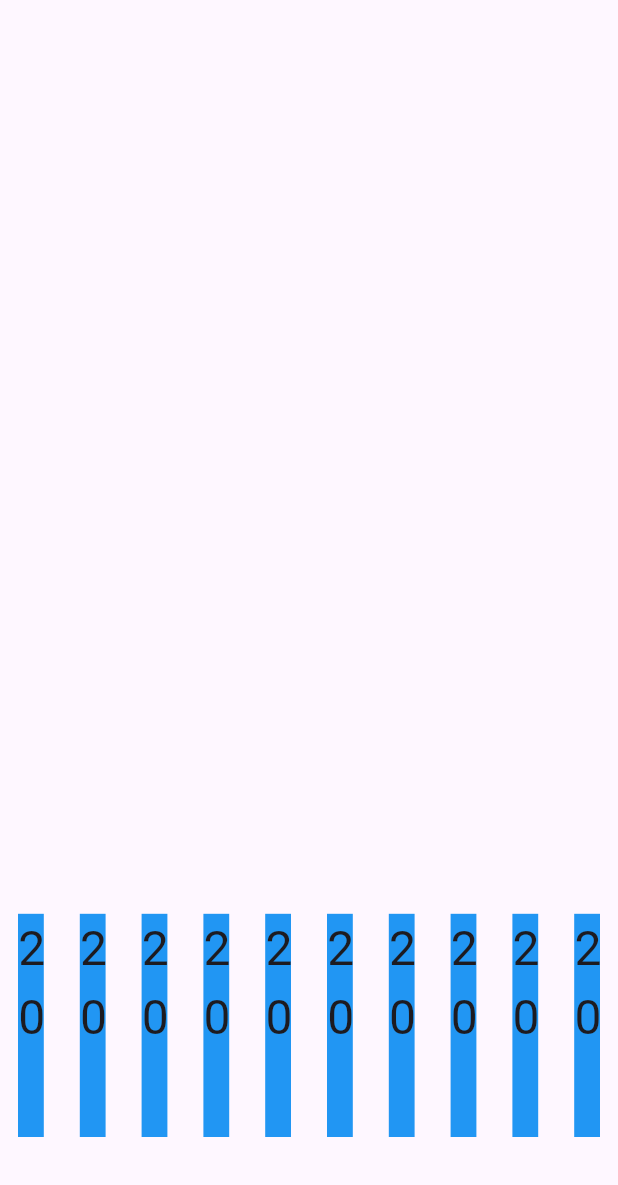
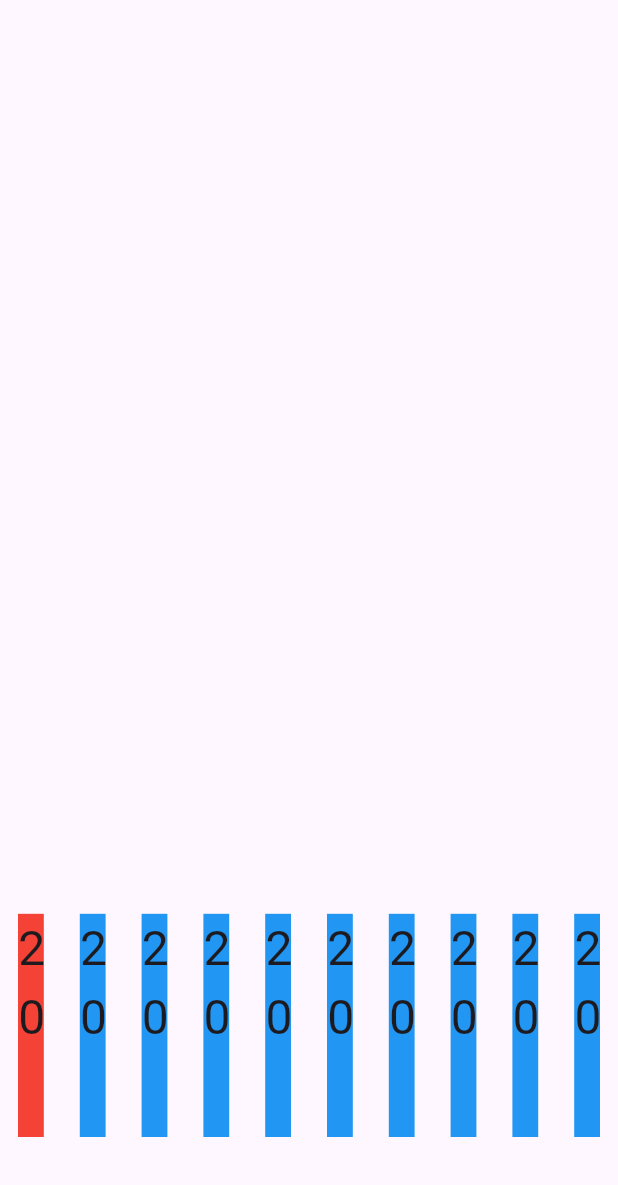
Before and after one commit to hoangtrungnguyen/data-structure-and-algorithm, a Flutter app: the SortingPage screen opened directly, after a tap on "Generate Array", after a tap on "Sort", on a phone screen of 412 x 824 dp, the part 51-1236 px from its top. Run offline on Flutter 3.47's test engine with Material 3 defaults, Android fonts, the phone set to English and light mode, and no system bars; our stand-ins replace bloc, flutter_bloc, freezed_annotation; missing offline and left inert: dart:ffi.

Commit message:
color indexes

```diff
--- a/lib/pages/sorting_array/cubit/sorting_page_cubit.dart
+++ b/lib/pages/sorting_array/cubit/sorting_page_cubit.dart
@@ -3,7 +3,6 @@ import 'dart:math';
 
 import 'package:bloc/bloc.dart';
 import 'package:data_structure_and_algorithm/pages/sorting_array/cubit/swap.dart';
-import 'package:meta/meta.dart';
 import 'package:freezed_annotation/freezed_annotation.dart';
 
 part 'sorting_page_state.dart';
@@ -16,6 +15,12 @@ class SortingPageCubit extends Bloc<SortingPageEvent, SortingPageState> {
   SortingPageCubit() : super(SortingPageState.initial()) {
     on<GenerateArrayEvent>(_onGenerateArrayEvent);
     on<StartSortingEvent>(_onStartSortingEvent);
+  }
+
+  @override
+  void onChange(Change<SortingPageState> change) {
+    super.onChange(change);
+    print(change);
   }
 
   Future _onGenerateArrayEvent(
@@ -58,25 +63,44 @@ class SortingPageCubit extends Bloc<SortingPageEvent, SortingPageState> {
   FutureOr<void> _onStartSortingEvent(
       StartSortingEvent event, Emitter<SortingPageState> emit) async {
     // if (state is! _PageLoaded) return;
-    state.whenOrNull(loaded: (_, algorithmState) async {
+    final algorithmState = state.whenOrNull(loaded: (_, algorithmState) {
+      return algorithmState;
+    });
+    if (algorithmState == null) {
+      return;
+    }
     List<int> list = List.of(algorithmState.array);
     for (int i = 0; i < list.length - 1; i++) {
       var swapped = false;
       for (int j = 0; j < list.length - 1; j++) {
         if (list[j].compareTo(list[j + 1]) > 0) {
-            list.swap(j, j + 1);
-            await Future.delayed(const Duration(milliseconds: 300)).whenComplete((){
+          final newAlgoState = _chooseIndexAndSwap(algorithmState, list, j);
           emit(SortingPageState.loaded(
             status: AlgorithmStatusState.inProgress(),
-                  algorithmState: algorithmState.copyWith(
-                      array: List.of(list)
-                  )));
-            });
+            algorithmState: newAlgoState,
+          ));
+          await Future.delayed(const Duration(milliseconds: 300));
+          emit(SortingPageState.loaded(
+            status: AlgorithmStatusState.inProgress(),
+            algorithmState:
+                newAlgoState.copyWith(selectedIndex: j + 1, selectedIndex2: j),
+          ));
+          await Future.delayed(const Duration(milliseconds: 300));
           swapped = true;
         }
       }
       if (!swapped) return;
     }
-    });
+  }
+
+  AlgorithmState _chooseIndexAndSwap(
+      AlgorithmState algorithmState, List<int> list, int index) {
+    list.swap(index, index + 1);
+    final algoState = algorithmState;
+    return algoState.copyWith(
+      array: List.of(list),
+      selectedIndex: index,
+      selectedIndex2: index + 1,
+    );
   }
 }
--- a/lib/pages/sorting_array/sorting_page.dart
+++ b/lib/pages/sorting_array/sorting_page.dart
@@ -20,8 +20,7 @@ class SortingPage extends StatelessWidget {
             builder: (BuildContext context) {
               return Stack(
                 children: [
-                  Expanded(
-                    child: BlocBuilder<SortingPageCubit, SortingPageState>(
+                  BlocBuilder<SortingPageCubit, SortingPageState>(
                     builder: (context, state) {
                       return state.whenOrNull(initial: () {
                             return Center(
@@ -43,8 +42,7 @@ class SortingPage extends StatelessWidget {
                           Center(child: Text("error"));
                     },
                   ),
-                  ),
-                  Expanded(child: AlgorithmWidget())
+                  AlgorithmWidget()
                 ],
               );
             },
@@ -81,6 +79,7 @@ class AlgorithmWidget extends StatelessWidget {
               crossAxisAlignment: CrossAxisAlignment.end,
               mainAxisAlignment: MainAxisAlignment.spaceEvenly,
               children: array.mapIndexed((index, value) {
+                final color = _setSelectedColor(index, data.selectedIndex, data.selectedIndex2);
                 return MouseRegion(
                   onHover: (_) {
                     if (unit < 12) {}
@@ -89,7 +88,7 @@ class AlgorithmWidget extends StatelessWidget {
                       width: unit,
                       height: heightUnit * value,
                       margin: EdgeInsets.symmetric(horizontal: 12),
-                      color: Colors.blue,
+                      color: color,
                       alignment: Alignment.topCenter,
                       child: Text(
                         '$value',
@@ -103,4 +102,14 @@ class AlgorithmWidget extends StatelessWidget {
       );
     });
   }
+
+  Color _setSelectedColor(int index, int selectedIndex, int selectedIndex2) {
+    if(index == selectedIndex ){
+      return Colors.red;
+    } else if(index == selectedIndex2){
+      return Colors.orangeAccent;
+    } else {
+      return Colors.blue;
     }
+  }
+}
```
Also changed, not shown: 1 other file. Lines whose indentation alone changed are shown as unchanged.
